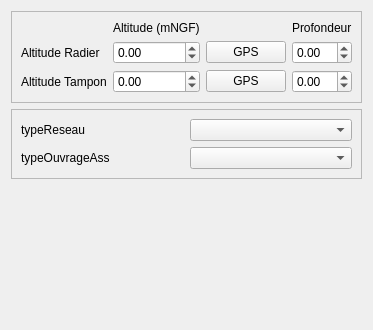
Qt form Lamia/toolprepro/assainissement/lamiaassainissement_noeud_tool_ui.ui (Artelia/Lamia) before a commit.
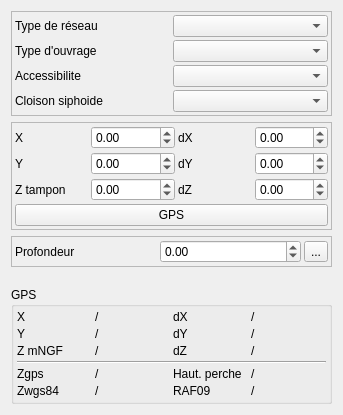
The same form after that commit.

The edit to the form file:
```diff
--- a/Lamia/toolprepro/assainissement/lamiaassainissement_noeud_tool_ui.ui
+++ b/Lamia/toolprepro/assainissement/lamiaassainissement_noeud_tool_ui.ui
@@ -6,102 +6,14 @@
    <rect>
     <x>0</x>
     <y>0</y>
-    <width>337</width>
-    <height>330</height>
+    <width>343</width>
+    <height>415</height>
    </rect>
   </property>
   <property name="windowTitle">
    <string>Form</string>
   </property>
   <layout class="QVBoxLayout" name="verticalLayout">
-   <item>
-    <widget class="QFrame" name="frame_2">
-     <property name="frameShape">
-      <enum>QFrame::StyledPanel</enum>
-     </property>
-     <property name="frameShadow">
-      <enum>QFrame::Raised</enum>
-     </property>
-     <layout class="QGridLayout" name="gridLayout_2">
-      <item row="1" column="2">
-       <widget class="QPushButton" name="pushButton">
-        <property name="text">
-         <string>GPS</string>
-        </property>
-       </widget>
-      </item>
-      <item row="0" column="1">
-       <widget class="QLabel" name="label_6">
-        <property name="text">
-         <string>Altitude (mNGF)</string>
-        </property>
-       </widget>
-      </item>
-      <item row="1" column="1">
-       <widget class="QDoubleSpinBox" name="doubleSpinBox_altradierouvrage">
-        <property name="minimum">
-         <double>-1.000000000000000</double>
-        </property>
-        <property name="maximum">
-         <double>999999.000000000000000</double>
-        </property>
-       </widget>
-      </item>
-      <item row="1" column="0">
-       <widget class="QLabel" name="label_5">
-        <property name="text">
-         <string>Altitude Radier</string>
-        </property>
-       </widget>
-      </item>
-      <item row="2" column="1">
-       <widget class="QDoubleSpinBox" name="doubleSpinBox_alttamponouvrage">
-        <property name="minimum">
-         <double>-1.000000000000000</double>
-        </property>
-        <property name="maximum">
-         <double>999999.000000000000000</double>
-        </property>
-       </widget>
-      </item>
-      <item row="0" column="3">
-       <widget class="QLabel" name="label_8">
-        <property name="text">
-         <string>Profondeur</string>
-        </property>
-       </widget>
-      </item>
-      <item row="2" column="2">
-       <widget class="QPushButton" name="pushButton_2">
-        <property name="text">
-         <string>GPS</string>
-        </property>
-       </widget>
-      </item>
-      <item row="1" column="3">
-       <widget class="QDoubleSpinBox" name="doubleSpinBox_profradierouvrage">
-        <property name="minimum">
-         <double>-1.000000000000000</double>
-        </property>
-       </widget>
-      </item>
-      <item row="2" column="3">
-       <widget class="QDoubleSpinBox" name="doubleSpinBox_proftamponouvrage">
-        <property name="minimum">
-         <double>-1.000000000000000</double>
-        </property>
-       </widget>
-      </item>
-      <item row="2" column="0">
-       <widget class="QLabel" name="label_7">
-        <property name="text">
-         <string>Altitude Tampon</string>
-        </property>
-       </widget>
-      </item>
-     </layout>
-    </widget>
-   </item>
    <item>
     <widget class="QFrame" name="frame">
      <property name="frameShape">
@@ -111,26 +23,218 @@
       <enum>QFrame::Raised</enum>
      </property>
      <layout class="QGridLayout" name="gridLayout">
+      <property name="margin">
+       <number>3</number>
+      </property>
+      <property name="spacing">
+       <number>3</number>
+      </property>
       <item row="0" column="0">
+       <widget class="QLabel" name="label_2">
+        <property name="text">
+         <string>Type de réseau</string>
+        </property>
+       </widget>
+      </item>
+      <item row="1" column="0">
        <widget class="QLabel" name="label">
         <property name="text">
-         <string>typeReseau</string>
+         <string>Type d'ouvrage</string>
+        </property>
+       </widget>
+      </item>
+      <item row="2" column="0">
+       <widget class="QLabel" name="label_3">
+        <property name="text">
+         <string>Accessibilite</string>
         </property>
        </widget>
       </item>
       <item row="0" column="1">
        <widget class="QComboBox" name="comboBox_typeReseau"/>
       </item>
-      <item row="1" column="0">
-       <widget class="QLabel" name="label_2">
-        <property name="text">
-         <string>typeOuvrageAss</string>
-        </property>
-       </widget>
-      </item>
       <item row="1" column="1">
        <widget class="QComboBox" name="comboBox_typeOuvrageAss"/>
       </item>
+      <item row="2" column="1">
+       <widget class="QComboBox" name="comboBox_accessibilite"/>
+      </item>
+      <item row="3" column="0">
+       <widget class="QLabel" name="label_5">
+        <property name="text">
+         <string>Cloison siphoide</string>
+        </property>
+       </widget>
+      </item>
+      <item row="3" column="1">
+       <widget class="QComboBox" name="comboBox_cloisonsiphoide"/>
+      </item>
+     </layout>
+    </widget>
+   </item>
+   <item>
+    <widget class="QFrame" name="frame_3">
+     <property name="frameShape">
+      <enum>QFrame::StyledPanel</enum>
+     </property>
+     <property name="frameShadow">
+      <enum>QFrame::Raised</enum>
+     </property>
+     <layout class="QGridLayout" name="gridLayout_3">
+      <property name="margin">
+       <number>3</number>
+      </property>
+      <property name="spacing">
+       <number>3</number>
+      </property>
+      <item row="2" column="1">
+       <widget class="QDoubleSpinBox" name="doubleSpinBox_Z">
+        <property name="minimum">
+         <double>-1.000000000000000</double>
+        </property>
+        <property name="maximum">
+         <double>99999999.000000000000000</double>
+        </property>
+       </widget>
+      </item>
+      <item row="1" column="1">
+       <widget class="QDoubleSpinBox" name="doubleSpinBox_Y">
+        <property name="minimum">
+         <double>-1.000000000000000</double>
+        </property>
+        <property name="maximum">
+         <double>99999999.000000000000000</double>
+        </property>
+       </widget>
+      </item>
+      <item row="2" column="3">
+       <widget class="QDoubleSpinBox" name="doubleSpinBox_dZ">
+        <property name="minimum">
+         <double>-1.000000000000000</double>
+        </property>
+        <property name="maximum">
+         <double>999.000000000000000</double>
+        </property>
+       </widget>
+      </item>
+      <item row="1" column="0">
+       <widget class="QLabel" name="label_18">
+        <property name="text">
+         <string>Y</string>
+        </property>
+       </widget>
+      </item>
+      <item row="2" column="0">
+       <widget class="QLabel" name="label_22">
+        <property name="text">
+         <string>Z tampon</string>
+        </property>
+       </widget>
+      </item>
+      <item row="1" column="3">
+       <widget class="QDoubleSpinBox" name="doubleSpinBox_dY">
+        <property name="minimum">
+         <double>-1.000000000000000</double>
+        </property>
+        <property name="maximum">
+         <double>999.000000000000000</double>
+        </property>
+       </widget>
+      </item>
+      <item row="0" column="0">
+       <widget class="QLabel" name="label_15">
+        <property name="text">
+         <string>X</string>
+        </property>
+       </widget>
+      </item>
+      <item row="0" column="3">
+       <widget class="QDoubleSpinBox" name="doubleSpinBox_dX">
+        <property name="minimum">
+         <double>-1.000000000000000</double>
+        </property>
+        <property name="maximum">
+         <double>999.000000000000000</double>
+        </property>
+       </widget>
+      </item>
+      <item row="0" column="1">
+       <widget class="QDoubleSpinBox" name="doubleSpinBox_X">
+        <property name="minimum">
+         <double>-1.000000000000000</double>
+        </property>
+        <property name="maximum">
+         <double>99999999.000000000000000</double>
+        </property>
+       </widget>
+      </item>
+      <item row="1" column="2">
+       <widget class="QLabel" name="label_21">
+        <property name="text">
+         <string>dY</string>
+        </property>
+       </widget>
+      </item>
+      <item row="0" column="2">
+       <widget class="QLabel" name="label_16">
+        <property name="text">
+         <string>dX</string>
+        </property>
+       </widget>
+      </item>
+      <item row="2" column="2">
+       <widget class="QLabel" name="label_23">
+        <property name="text">
+         <string>dZ</string>
+        </property>
+       </widget>
+      </item>
+      <item row="3" column="0" colspan="4">
+       <widget class="QPushButton" name="pushButton_getGPS">
+        <property name="text">
+         <string>GPS</string>
+        </property>
+       </widget>
+      </item>
+     </layout>
+    </widget>
+   </item>
+   <item>
+    <widget class="QFrame" name="frame_4">
+     <property name="frameShape">
+      <enum>QFrame::StyledPanel</enum>
+     </property>
+     <property name="frameShadow">
+      <enum>QFrame::Raised</enum>
+     </property>
+     <layout class="QGridLayout" name="gridLayout_5">
+      <property name="margin">
+       <number>3</number>
+      </property>
+      <property name="spacing">
+       <number>3</number>
+      </property>
+      <item row="0" column="0">
+       <widget class="QLabel" name="label_24">
+        <property name="text">
+         <string>Profondeur </string>
+        </property>
+       </widget>
+      </item>
+      <item row="0" column="1">
+       <widget class="QDoubleSpinBox" name="doubleSpinBox_profradierouvrage">
+        <property name="minimum">
+         <double>-1.000000000000000</double>
+        </property>
+       </widget>
+      </item>
+      <item row="0" column="2">
+       <widget class="QToolButton" name="toolButton_calc">
+        <property name="text">
+         <string>...</string>
+        </property>
+       </widget>
+      </item>
      </layout>
     </widget>
    </item>
@@ -147,6 +251,168 @@
      </property>
     </spacer>
    </item>
+   <item>
+    <widget class="QGroupBox" name="groupBox">
+     <property name="title">
+      <string>GPS</string>
+     </property>
+     <layout class="QGridLayout" name="gridLayout_4">
+      <property name="margin">
+       <number>3</number>
+      </property>
+      <property name="spacing">
+       <number>3</number>
+      </property>
+      <item row="4" column="1">
+       <widget class="QLabel" name="label_zgps">
+        <property name="text">
+         <string>/</string>
+        </property>
+       </widget>
+      </item>
+      <item row="5" column="3">
+       <widget class="QLabel" name="label_raf09">
+        <property name="text">
+         <string>/</string>
+        </property>
+       </widget>
+      </item>
+      <item row="5" column="2">
+       <widget class="QLabel" name="label_20">
+        <property name="text">
+         <string>RAF09</string>
+        </property>
+       </widget>
+      </item>
+      <item row="4" column="0">
+       <widget class="QLabel" name="label_4">
+        <property name="text">
+         <string>Zgps</string>
+        </property>
+       </widget>
+      </item>
+      <item row="5" column="1">
+       <widget class="QLabel" name="label_zwgs84">
+        <property name="text">
+         <string>/</string>
+        </property>
+       </widget>
+      </item>
+      <item row="5" column="0">
+       <widget class="QLabel" name="label_17">
+        <property name="text">
+         <string>Zwgs84</string>
+        </property>
+       </widget>
+      </item>
+      <item row="2" column="1">
+       <widget class="QLabel" name="label_Z">
+        <property name="text">
+         <string>/</string>
+        </property>
+       </widget>
+      </item>
+      <item row="1" column="0">
+       <widget class="QLabel" name="label_9">
+        <property name="text">
+         <string>Y</string>
+        </property>
+       </widget>
+      </item>
+      <item row="0" column="3">
+       <widget class="QLabel" name="label_dX">
+        <property name="text">
+         <string>/</string>
+        </property>
+       </widget>
+      </item>
+      <item row="0" column="2">
+       <widget class="QLabel" name="label_10">
+        <property name="text">
+         <string>dX</string>
+        </property>
+       </widget>
+      </item>
+      <item row="2" column="0">
+       <widget class="QLabel" name="label_11">
+        <property name="text">
+         <string>Z mNGF</string>
+        </property>
+       </widget>
+      </item>
+      <item row="1" column="2">
+       <widget class="QLabel" name="label_12">
+        <property name="text">
+         <string>dY</string>
+        </property>
+       </widget>
+      </item>
+      <item row="1" column="3">
+       <widget class="QLabel" name="label_dY">
+        <property name="text">
+         <string>/</string>
+        </property>
+       </widget>
+      </item>
+      <item row="1" column="1">
+       <widget class="QLabel" name="label_Y">
+        <property name="text">
+         <string>/</string>
+        </property>
+       </widget>
+      </item>
+      <item row="2" column="2">
+       <widget class="QLabel" name="label_13">
+        <property name="text">
+         <string>dZ</string>
+        </property>
+       </widget>
+      </item>
+      <item row="0" column="0">
+       <widget class="QLabel" name="label_14">
+        <property name="text">
+         <string>X</string>
+        </property>
+       </widget>
+      </item>
+      <item row="2" column="3">
+       <widget class="QLabel" name="label_dZ">
+        <property name="text">
+         <string>/</string>
+        </property>
+       </widget>
+      </item>
+      <item row="0" column="1">
+       <widget class="QLabel" name="label_X">
+        <property name="text">
+         <string>/</string>
+        </property>
+       </widget>
+      </item>
+      <item row="3" column="0" colspan="4">
+       <widget class="Line" name="line">
+        <property name="orientation">
+         <enum>Qt::Horizontal</enum>
+        </property>
+       </widget>
+      </item>
+      <item row="4" column="2">
+       <widget class="QLabel" name="label_19">
+        <property name="text">
+         <string>Haut. perche</string>
+        </property>
+       </widget>
+      </item>
+      <item row="4" column="3">
+       <widget class="QLabel" name="label_hautperche">
+        <property name="text">
+         <string>/</string>
+        </property>
+       </widget>
+      </item>
+     </layout>
+    </widget>
+   </item>
   </layout>
  </widget>
  <resources/>
```
